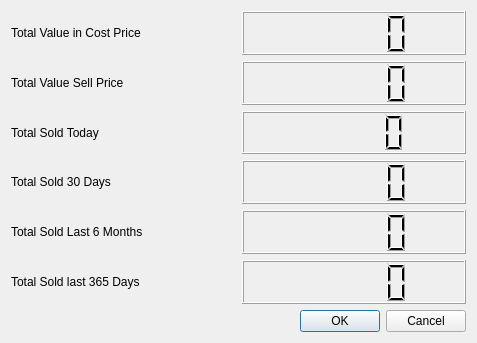
Qt form Stock_Finances.ui (bedi1982/Oficina) before a commit.
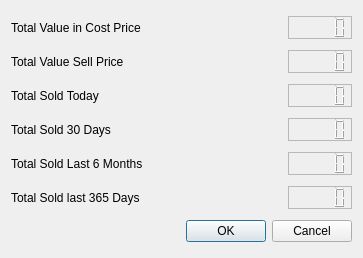
The same form after that commit. Icons and pictures are not drawn.

Commit message: Start the stock finances algorithms

The edit to the form file:
```diff
--- a/Stock_Finances.ui
+++ b/Stock_Finances.ui
@@ -6,8 +6,8 @@
    <rect>
     <x>0</x>
     <y>0</y>
-    <width>477</width>
-    <height>343</height>
+    <width>363</width>
+    <height>258</height>
    </rect>
   </property>
   <property name="windowTitle">
@@ -28,11 +28,17 @@
    <item row="0" column="1">
     <widget class="QLCDNumber" name="lcdNumber">
      <property name="sizePolicy">
-      <sizepolicy hsizetype="Preferred" vsizetype="Preferred">
+      <sizepolicy hsizetype="Fixed" vsizetype="Fixed">
        <horstretch>0</horstretch>
        <verstretch>0</verstretch>
       </sizepolicy>
      </property>
+     <property name="frameShape">
+      <enum>QFrame::StyledPanel</enum>
+     </property>
+     <property name="frameShadow">
+      <enum>QFrame::Sunken</enum>
+     </property>
     </widget>
    </item>
    <item row="1" column="0">
@@ -45,11 +51,17 @@
    <item row="1" column="1">
     <widget class="QLCDNumber" name="lcdNumber_2">
      <property name="sizePolicy">
-      <sizepolicy hsizetype="Preferred" vsizetype="Preferred">
+      <sizepolicy hsizetype="Fixed" vsizetype="Fixed">
        <horstretch>0</horstretch>
        <verstretch>0</verstretch>
       </sizepolicy>
      </property>
+     <property name="frameShape">
+      <enum>QFrame::StyledPanel</enum>
+     </property>
+     <property name="frameShadow">
+      <enum>QFrame::Sunken</enum>
+     </property>
     </widget>
    </item>
    <item row="2" column="0">
@@ -62,11 +74,17 @@
    <item row="2" column="1">
     <widget class="QLCDNumber" name="lcdNumber_3">
      <property name="sizePolicy">
-      <sizepolicy hsizetype="Preferred" vsizetype="Preferred">
+      <sizepolicy hsizetype="Fixed" vsizetype="Fixed">
        <horstretch>0</horstretch>
        <verstretch>0</verstretch>
       </sizepolicy>
      </property>
+     <property name="frameShape">
+      <enum>QFrame::StyledPanel</enum>
+     </property>
+     <property name="frameShadow">
+      <enum>QFrame::Sunken</enum>
+     </property>
     </widget>
    </item>
    <item row="3" column="0">
@@ -79,11 +97,17 @@
    <item row="3" column="1">
     <widget class="QLCDNumber" name="lcdNumber_4">
      <property name="sizePolicy">
-      <sizepolicy hsizetype="Preferred" vsizetype="Preferred">
+      <sizepolicy hsizetype="Fixed" vsizetype="Fixed">
        <horstretch>0</horstretch>
        <verstretch>0</verstretch>
       </sizepolicy>
      </property>
+     <property name="frameShape">
+      <enum>QFrame::StyledPanel</enum>
+     </property>
+     <property name="frameShadow">
+      <enum>QFrame::Sunken</enum>
+     </property>
     </widget>
    </item>
    <item row="4" column="0">
@@ -96,11 +120,17 @@
    <item row="4" column="1">
     <widget class="QLCDNumber" name="lcdNumber_5">
      <property name="sizePolicy">
-      <sizepolicy hsizetype="Preferred" vsizetype="Preferred">
+      <sizepolicy hsizetype="Fixed" vsizetype="Fixed">
        <horstretch>0</horstretch>
        <verstretch>0</verstretch>
       </sizepolicy>
      </property>
+     <property name="frameShape">
+      <enum>QFrame::StyledPanel</enum>
+     </property>
+     <property name="frameShadow">
+      <enum>QFrame::Sunken</enum>
+     </property>
     </widget>
    </item>
    <item row="5" column="0">
@@ -113,11 +143,17 @@
    <item row="5" column="1">
     <widget class="QLCDNumber" name="lcdNumber_6">
      <property name="sizePolicy">
-      <sizepolicy hsizetype="Preferred" vsizetype="Preferred">
+      <sizepolicy hsizetype="Fixed" vsizetype="Fixed">
        <horstretch>0</horstretch>
        <verstretch>0</verstretch>
       </sizepolicy>
      </property>
+     <property name="frameShape">
+      <enum>QFrame::StyledPanel</enum>
+     </property>
+     <property name="frameShadow">
+      <enum>QFrame::Sunken</enum>
+     </property>
     </widget>
    </item>
    <item row="6" column="0" colspan="2">
```
Left out of the diff: 14 changed lines with no effect on the pictures. The commit also changes 3 other files.
